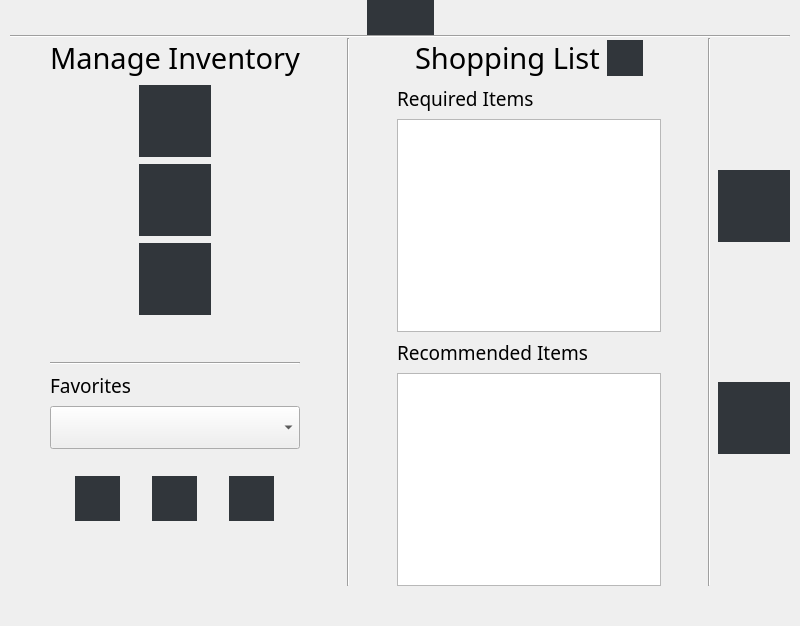
Before: the Qt Designer form mainWindow.ui in addisonElliott/SmartShopTouchScreen, drawn with Qt 5.
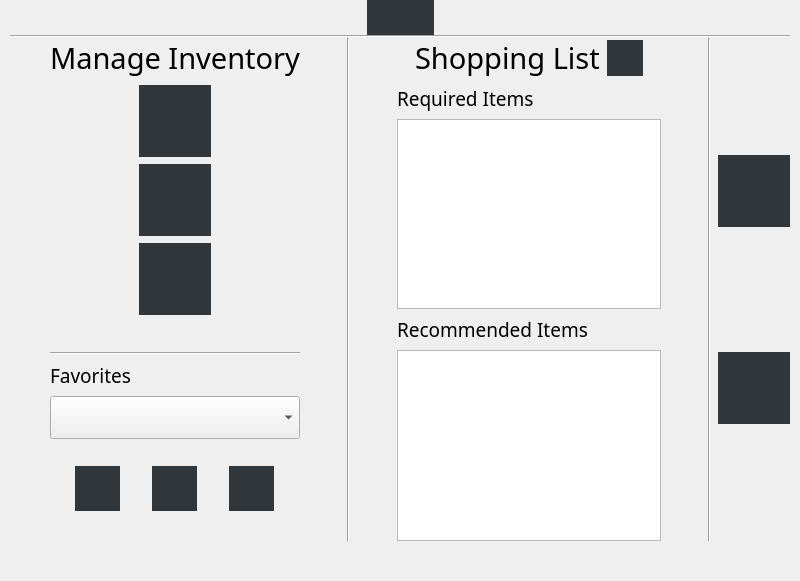
After: the same form once the commit is applied. Icons and pictures are not drawn.

Commit message: Edited mainWindow.ui to have a size-policy of Maximum x Maximum and set the width/height to 800 x 480. This allows the preview in Qt Designer to look like what will actually be displayed on the touchscreen.

Patch:
```diff
--- a/mainWindow.ui
+++ b/mainWindow.ui
@@ -10,15 +10,21 @@
     <x>0</x>
     <y>0</y>
     <width>800</width>
-    <height>626</height>
+    <height>581</height>
    </rect>
   </property>
   <property name="sizePolicy">
-   <sizepolicy hsizetype="Fixed" vsizetype="Fixed">
+   <sizepolicy hsizetype="Maximum" vsizetype="Maximum">
     <horstretch>0</horstretch>
     <verstretch>0</verstretch>
    </sizepolicy>
   </property>
+  <property name="maximumSize">
+   <size>
+    <width>974</width>
+    <height>661</height>
+   </size>
+  </property>
   <property name="font">
    <font>
     <family>Cronus Round</family>
```
